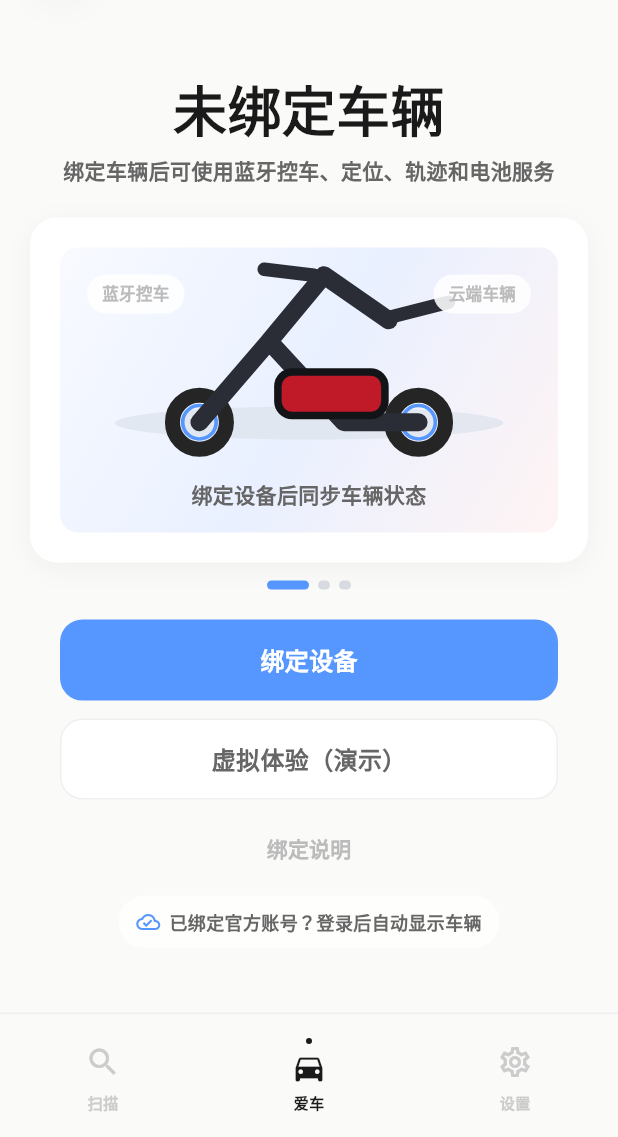
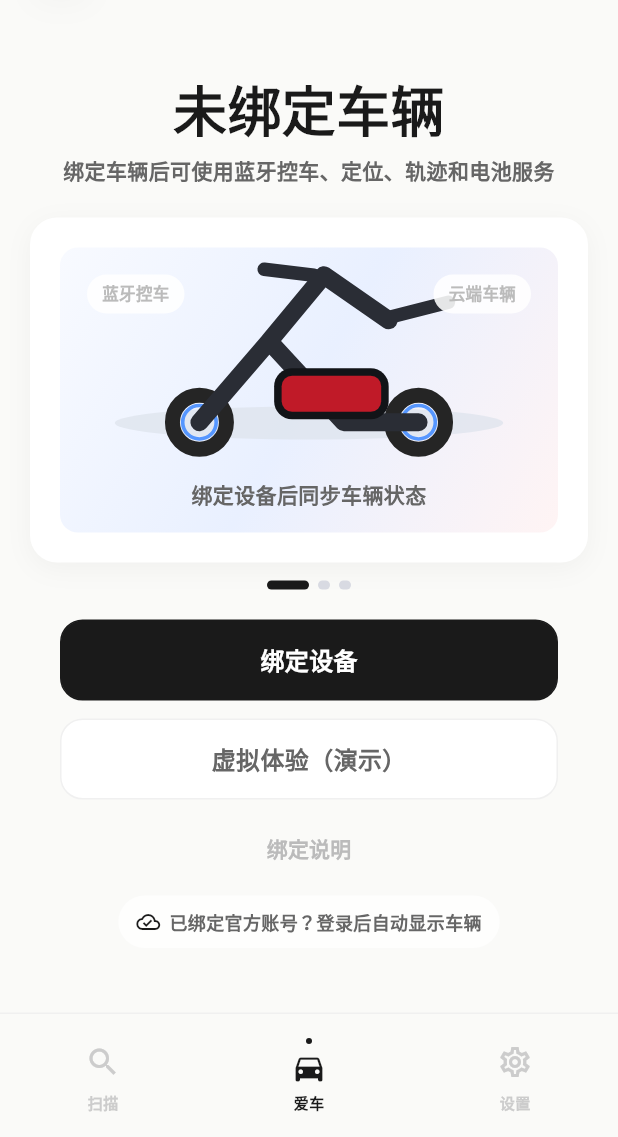
Before and after one commit to ch6vip/tailg-ble-app, a Flutter app: the screen it shows after launch, on a phone screen of 412 x 824 dp, the part 99-1236 px from its top. Run offline on Flutter 3.47's test engine with Material 3 defaults, Android fonts, the phone set to English and light mode, and no system bars; our stand-ins replace flutter_blue_plus, flutter_map, flutter_secure_storage, geolocator, latlong2, permission_handler and 1 more; missing offline and left inert: encrypt.

Commit message:
feat(ui): unify primary action color from blue to black (minimal-luxe)
- AppColors.primary #5596FF -> #1A1A1A, primaryDark -> #000000
- ReplicaColors.blue -> #1A1A1A
- Pin ColorScheme.primary=black / onPrimary=white so Material3 does not
  derive a low-chroma teal-gray primary from the near-black seed
  (fixed FilledButton e.g. location refresh button rendering)
- Black now drives FilledButtons, selected tabs, switches, FABs;
  teal stays for success/status, accent colors for quick-function icons

Co-Authored-By: 一敗紅尘 <ch6vip@gmail.com>

```diff
--- a/lib/main.dart
+++ b/lib/main.dart
@@ -94,10 +94,12 @@ class _TailgBleAppState extends State<TailgBleApp> {
       title: 'Tailg BLE',
       debugShowCheckedModeBanner: false,
       theme: ThemeData(
+        // 以黑色主操作色作种子，并显式钉死 primary 为纯黑、onPrimary 为白，
+        // 避免 Material3 从近黑种子推导出低饱和的灰青主色（FilledButton 等会跑色）。
         colorScheme: ColorScheme.fromSeed(
           seedColor: AppColors.primary,
           brightness: Brightness.light,
-        ),
+        ).copyWith(primary: AppColors.primary, onPrimary: Colors.white),
         scaffoldBackgroundColor: AppColors.pageBg,
         useMaterial3: true,
       ),
--- a/lib/theme/app_colors.dart
+++ b/lib/theme/app_colors.dart
@@ -1,8 +1,9 @@
 import 'package:flutter/material.dart';
 
 abstract final class AppColors {
-  static const primary = Color(0xFF5596FF);
-  static const primaryDark = Color(0xFF2D6FE3);
+  // 极简高端主操作色：黑。原亮蓝 #5596FF 已统一为黑色主操作。
+  static const primary = Color(0xFF1A1A1A);
+  static const primaryDark = Color(0xFF000000);
   static const pageBg = Color(0xFFFAFAF8);
   static const textPrimary = Color(0xFF1A1A1A);
   static const textSecondary = Color(0xFF666666);
@@ -35,7 +36,7 @@ abstract final class ReplicaColors {
   static const muted = Color(0xFFBBBBBB);
   static const subtle = Color(0xFF999999);
   static const line = Color(0xFFF0F0F0);
-  static const blue = Color(0xFF5596FF);
+  static const blue = Color(0xFF1A1A1A);
   static const darkPanel = Color(0xFF1A1A1A);
   static const darkPanelDown = Color(0xFF111111);
   static const darkPanelItem = Color(0x33999999);
```
